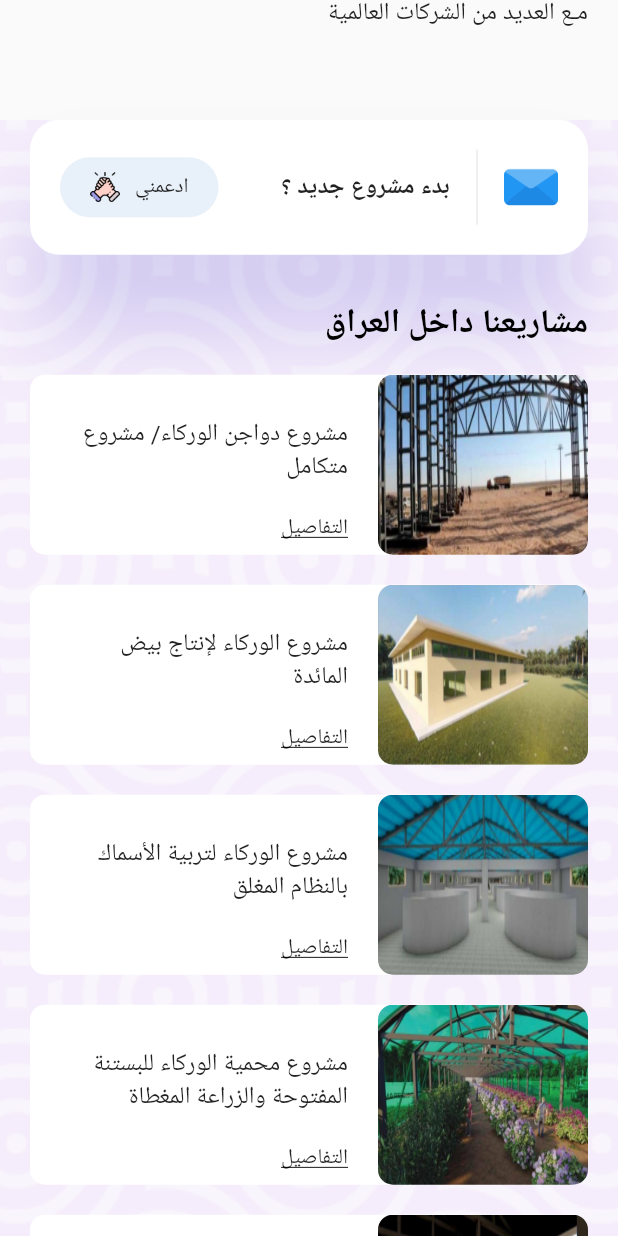
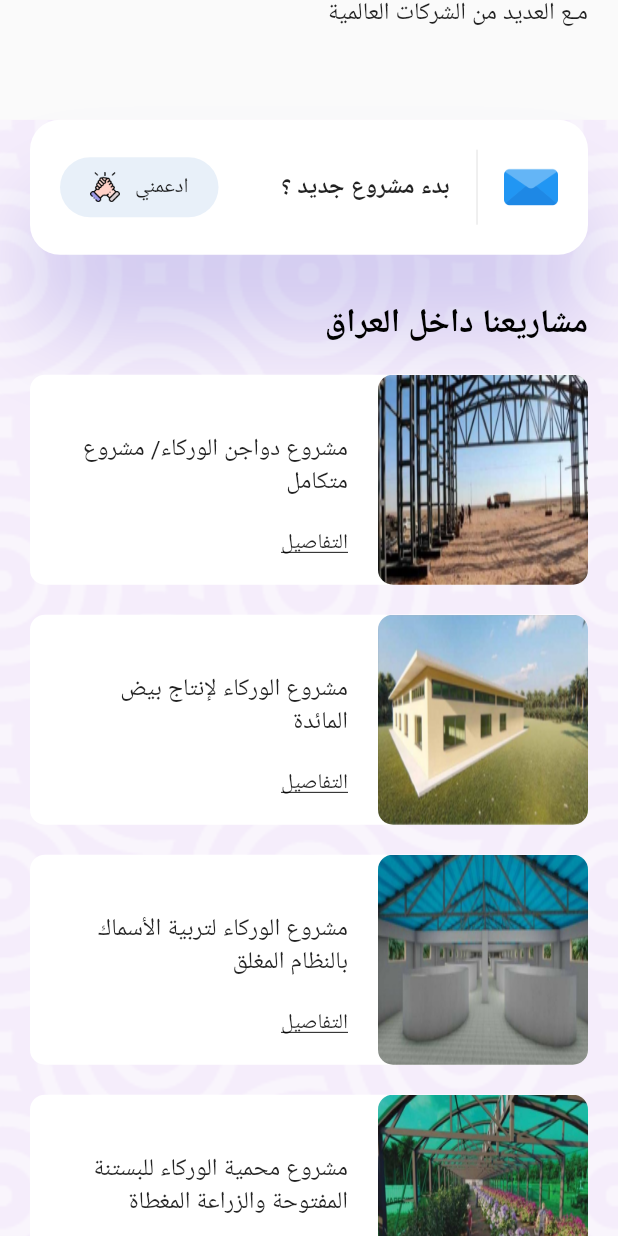
Before and after one commit to zaidoonkamil/iraq_company_site, a Flutter app: the screen it shows after launch, scrolled down 1728 dp, on a phone screen of 412 x 824 dp. Run offline on Flutter 3.47's test engine with Material 2 defaults, Android fonts, the phone set to English and light mode, and no system bars; our stand-ins replace carousel_slider.

Commit message:
last update

```diff
--- a/lib/mobile/sections/recent_work/components/recent_work_card.dart
+++ b/lib/mobile/sections/recent_work/components/recent_work_card.dart
@@ -43,7 +43,7 @@ class _RecentWorkCardMobileState extends State<RecentWorkCardMobile> {
       },
       child: AnimatedContainer(
         duration: const Duration(milliseconds: 200),
-        height: 120,
+        height: 140,
         width: double.maxFinite,
         decoration: BoxDecoration(
           color: Colors.white,
```
